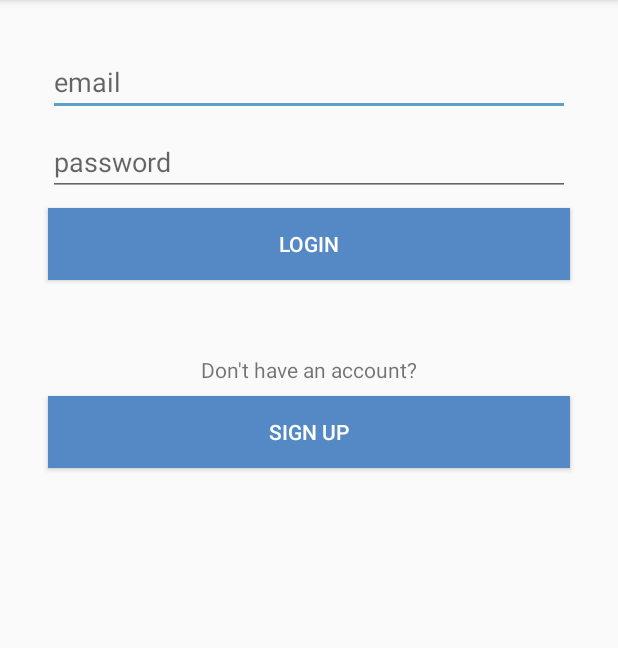
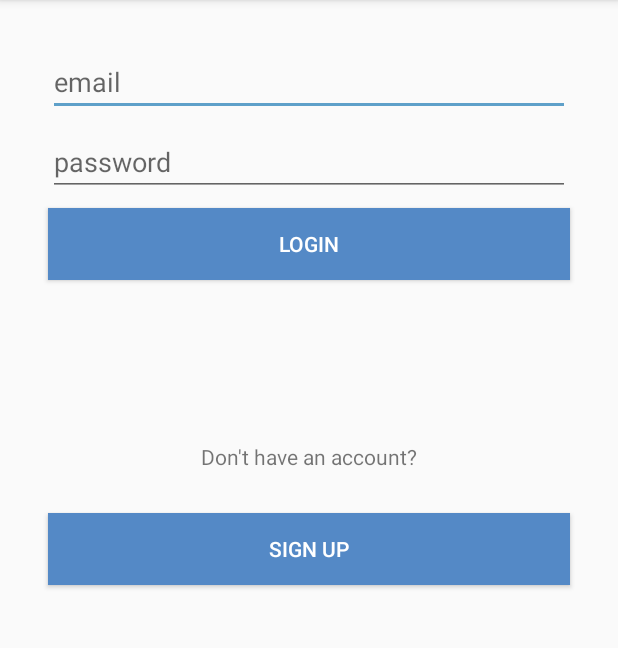
Before and after one commit to thejackest/Smack, an Android app: the LoginActivity screen opened directly, with no data from a screen before it, on a phone screen of 412 x 824 dp, the part 84-732 px from its top. Run offline under Robolectric (Android 15) with nearby library versions, the phone set to English and light mode, and no system bars.

Commit message:
hide keyboard and enable spinner in log in activity

```diff
--- a/app/src/main/res/layout/activity_login.xml
+++ b/app/src/main/res/layout/activity_login.xml
@@ -54,7 +54,7 @@
         android:layout_width="wrap_content"
         android:layout_height="wrap_content"
         android:layout_marginStart="8dp"
-        android:layout_marginTop="50dp"
+        android:layout_marginTop="108dp"
         android:layout_marginEnd="8dp"
         android:text="@string/don_t_have_an_account"
         app:layout_constraintEnd_toEndOf="parent"
@@ -66,14 +66,25 @@
         android:layout_width="0dp"
         android:layout_height="wrap_content"
         android:layout_marginStart="32dp"
-        android:layout_marginTop="8dp"
+        android:layout_marginTop="28dp"
         android:layout_marginEnd="32dp"
         android:background="@color/colorPrimary"
         android:onClick="loginCreateClicked"
         android:text="@string/sign_up"
         android:textColor="@android:color/white"
         app:layout_constraintEnd_toEndOf="parent"
-        app:layout_constraintHorizontal_bias="1.0"
+        app:layout_constraintHorizontal_bias="0.0"
         app:layout_constraintStart_toStartOf="parent"
         app:layout_constraintTop_toBottomOf="@+id/textView" />
+
+    <ProgressBar
+        android:id="@+id/loginSpinner"
+        style="?android:attr/progressBarStyle"
+        android:layout_width="wrap_content"
+        android:layout_height="wrap_content"
+        app:layout_constraintBottom_toTopOf="@+id/textView"
+        app:layout_constraintEnd_toEndOf="parent"
+        app:layout_constraintHorizontal_bias="0.5"
+        app:layout_constraintStart_toStartOf="parent"
+        app:layout_constraintTop_toBottomOf="@+id/loginLoginBtn" />
 </androidx.constraintlayout.widget.ConstraintLayout>
```
Also changed, not shown: app/src/main/java/com/jackest/smack/Controller/LoginActivity.kt (+37 -5 lines).
